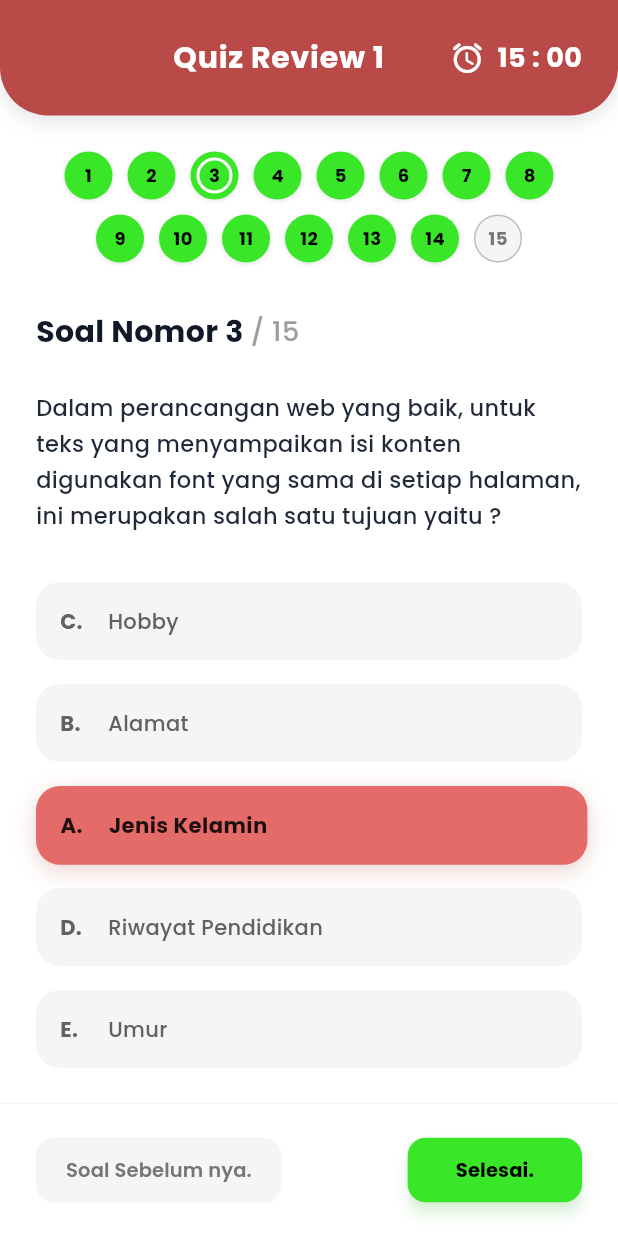
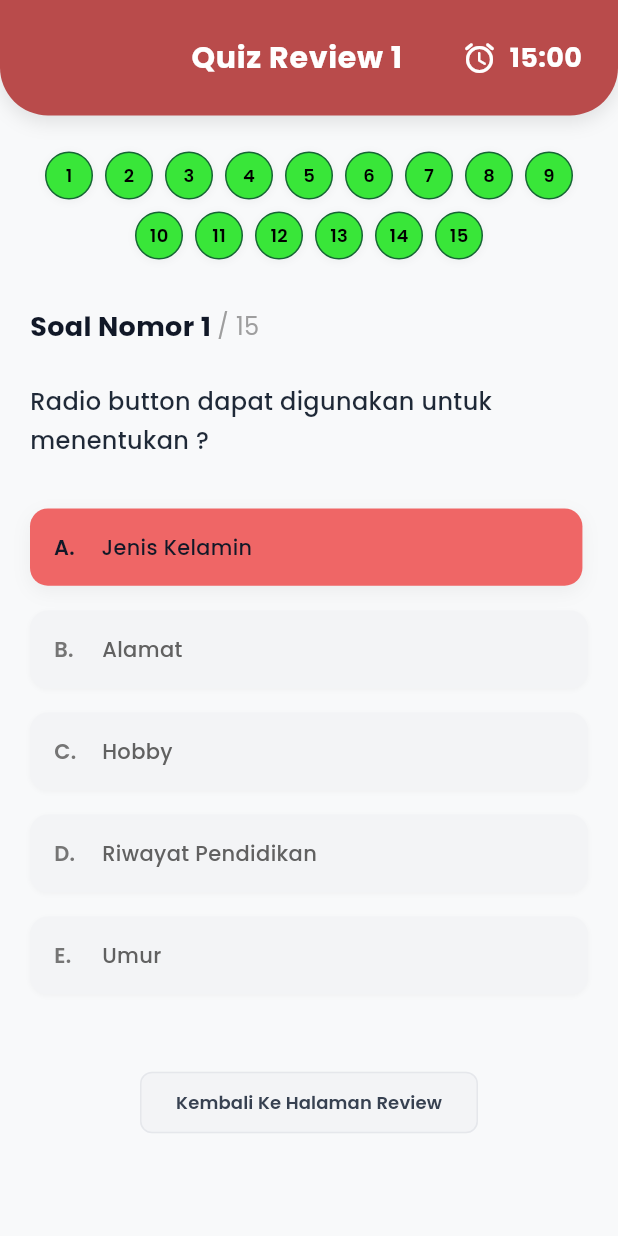
Before and after one commit to milaamilatus/aplikasisayaceloe, a Flutter app: the QuizTakingScreen screen opened directly, on a phone screen of 412 x 824 dp. Run offline on Flutter 3.47's test engine with Material 3 defaults, Android fonts, the phone set to English and light mode, and no system bars; our stand-ins replace google_fonts; network calls fail.

Commit message:
menambahkan isi  quiz answer lagi

```diff
--- a/celoe/lib/quiz_taking_screen.dart
+++ b/celoe/lib/quiz_taking_screen.dart
@@ -11,42 +11,42 @@ class QuizTakingScreen extends StatefulWidget {
 }
 
 class _QuizTakingScreenState extends State<QuizTakingScreen> {
-  int _currentQuestion = 3; // Following the latest HTML design
-  int _selectedOptionIndex = 2; // Option A is selected in HTML (A, B, C, D, E order is different in HTML though)
+  int _currentQuestion = 1;
+  int _selectedOptionIndex = 0; // Option A is selected in HTML
   final int _totalQuestions = 15;
 
   @override
   Widget build(BuildContext context) {
     final isDark = Theme.of(context).brightness == Brightness.dark;
-    final primaryRed = const Color(0xFFB94A48);
-    final primaryLightRed = const Color(0xFFE56B69);
-    final successColor = const Color(0xFF39E728);
-    final backgroundColor = isDark ? const Color(0xFF18181B) : Colors.white;
-    final surfaceColor = isDark ? const Color(0xFF27272A) : const Color(0xFFF5F5F5);
+
+    // Custom Colors from HTML
+    const primaryRed = Color(0xFFB94B4B);
+    const accentGreen = Color(0xFF39E639);
+    const selectedRed = Color(0xFFEF6666);
+    final backgroundColor = isDark ? const Color(0xFF18181B) : const Color(0xFFF8F9FA);
+    final surfaceColor = isDark ? const Color(0xFF27272A) : Colors.white;
+    final optionColor = isDark ? const Color(0xFF3F3F46) : const Color(0xFFF3F4F6);
 
     return Scaffold(
       backgroundColor: backgroundColor,
-      body: Stack(
-        children: [
-          Column(
+      body: Column(
         children: [
           _buildHeader(primaryRed),
           Expanded(
             child: SingleChildScrollView(
-                  padding: const EdgeInsets.symmetric(horizontal: 24, vertical: 24),
+              padding: const EdgeInsets.symmetric(horizontal: 20, vertical: 24),
               child: Column(
                 children: [
                   // Question Grid
                   Center(
                     child: Wrap(
-                          spacing: 10,
-                          runSpacing: 10,
+                      spacing: 8,
+                      runSpacing: 8,
                       alignment: WrapAlignment.center,
                       children: List.generate(_totalQuestions, (index) {
                         int number = index + 1;
-                            bool isCurrent = number == _currentQuestion;
-                            bool isCompleted = number < 15; // Simulated state
-                            return _buildQuestionIndicator(number, isCompleted, isCurrent, isDark, successColor, surfaceColor);
+                        bool isCompleted = true; // In HTML all seem green/completed
+                        return _buildQuestionIndicator(number, isCompleted, accentGreen, isDark);
                       }),
                     ),
                   ),
@@ -60,16 +60,16 @@ class _QuizTakingScreenState extends State<QuizTakingScreen> {
                         Text(
                           'Soal Nomor $_currentQuestion ',
                           style: GoogleFonts.poppins(
-                                fontSize: 20,
+                            fontSize: 18,
                             fontWeight: FontWeight.bold,
                             color: isDark ? Colors.white : const Color(0xFF111827),
                           ),
                         ),
                         Text(
-                              '/ 15',
+                          '/ $_totalQuestions',
                           style: GoogleFonts.poppins(
-                                fontSize: 18,
-                                fontWeight: FontWeight.w500,
+                            fontSize: 16,
+                            fontWeight: FontWeight.normal,
                             color: Colors.grey[500],
                           ),
                         ),
@@ -82,11 +82,11 @@ class _QuizTakingScreenState extends State<QuizTakingScreen> {
                   Align(
                     alignment: Alignment.centerLeft,
                     child: Text(
-                          'Dalam perancangan web yang baik, untuk teks yang menyampaikan isi konten digunakan font yang sama di setiap halaman, ini merupakan salah satu tujuan yaitu ?',
+                      'Radio button dapat digunakan untuk menentukan ?',
                       style: GoogleFonts.poppins(
-                            fontSize: 15,
+                        fontSize: 16,
                         fontWeight: FontWeight.w500,
-                            color: isDark ? const Color(0xFFF3F4F6) : const Color(0xFF1F2937),
+                        color: isDark ? const Color(0xFFE5E7EB) : const Color(0xFF1F2937),
                         height: 1.6,
                       ),
                     ),
@@ -94,30 +94,48 @@ class _QuizTakingScreenState extends State<QuizTakingScreen> {
                   const SizedBox(height: 32),
 
                   // Options
-                      _buildOption('C.', 'Hobby', 0, surfaceColor, primaryLightRed, isDark),
+                  _buildOption('A.', 'Jenis Kelamin', 0, optionColor, selectedRed, isDark),
                   const SizedBox(height: 16),
-                      _buildOption('B.', 'Alamat', 1, surfaceColor, primaryLightRed, isDark),
+                  _buildOption('B.', 'Alamat', 1, optionColor, selectedRed, isDark),
                   const SizedBox(height: 16),
-                      _buildOption('A.', 'Jenis Kelamin', 2, surfaceColor, primaryLightRed, isDark),
+                  _buildOption('C.', 'Hobby', 2, optionColor, selectedRed, isDark),
                   const SizedBox(height: 16),
-                      _buildOption('D.', 'Riwayat Pendidikan', 3, surfaceColor, primaryLightRed, isDark),
+                  _buildOption('D.', 'Riwayat Pendidikan', 3, optionColor, selectedRed, isDark),
                   const SizedBox(height: 16),
-                      _buildOption('E.', 'Umur', 4, surfaceColor, primaryLightRed, isDark),
+                  _buildOption('E.', 'Umur', 4, optionColor, selectedRed, isDark),
 
-                      const SizedBox(height: 140), // Spacer for bottom bar
+                  const SizedBox(height: 48),
+
+                  // Bottom Action Button
+                  ElevatedButton(
+                    onPressed: () {
+                      Navigator.pushReplacement(
+                        context,
+                        MaterialPageRoute(builder: (context) => const QuizAnswerReviewScreen()),
+                      );
+                    },
+                    style: ElevatedButton.styleFrom(
+                      backgroundColor: isDark ? const Color(0xFF27272A) : const Color(0xFFF3F4F6),
+                      foregroundColor: isDark ? const Color(0xFFD1D5DB) : const Color(0xFF374151),
+                      elevation: 0,
+                      padding: const EdgeInsets.symmetric(horizontal: 24, vertical: 12),
+                      shape: RoundedRectangleBorder(
+                        borderRadius: BorderRadius.circular(8),
+                        side: BorderSide(color: isDark ? const Color(0xFF3F3F46) : const Color(0xFFE5E7EB)),
+                      ),
+                    ),
+                    child: Text(
+                      'Kembali Ke Halaman Review',
+                      style: GoogleFonts.poppins(
+                        fontSize: 12,
+                        fontWeight: FontWeight.w600,
+                      ),
+                    ),
+                  ),
+                  const SizedBox(height: 40),
                 ],
               ),
             ),
-              ),
-            ],
-          ),
-
-          // Bottom Navigation Bar
-          Positioned(
-            bottom: 0,
-            left: 0,
-            right: 0,
-            child: _buildBottomNav(isDark, successColor, surfaceColor),
           ),
         ],
       ),
@@ -144,7 +162,7 @@ class _QuizTakingScreenState extends State<QuizTakingScreen> {
       child: Row(
         mainAxisAlignment: MainAxisAlignment.spaceBetween,
         children: [
-          const SizedBox(width: 48), // Spacer
+          const SizedBox(width: 64), // Spacer for balance
           Text(
             'Quiz Review 1',
             style: GoogleFonts.poppins(
@@ -159,7 +177,7 @@ class _QuizTakingScreenState extends State<QuizTakingScreen> {
               const Icon(Icons.alarm_rounded, color: Colors.white, size: 24),
               const SizedBox(width: 8),
               Text(
-                '15 : 00',
+                '15:00',
                 style: GoogleFonts.poppins(
                   color: Colors.white,
                   fontSize: 18,
@@ -173,29 +191,25 @@ class _QuizTakingScreenState extends State<QuizTakingScreen> {
     );
   }
 
-  Widget _buildQuestionIndicator(int number, bool isCompleted, bool isCurrent, bool isDark, Color successColor, Color surfaceColor) {
+  Widget _buildQuestionIndicator(int number, bool isCompleted, Color accentGreen, bool isDark) {
     return Container(
       width: 32,
       height: 32,
       decoration: BoxDecoration(
         shape: BoxShape.circle,
-        color: isCompleted ? successColor : surfaceColor,
-        border: isCurrent
-            ? Border.all(color: successColor, width: 2)
-            : (isCompleted ? null : Border.all(color: isDark ? Colors.grey[600]! : Colors.grey[400]!)),
-        boxShadow: isCompleted ? [BoxShadow(color: Colors.black.withOpacity(0.1), blurRadius: 2, offset: const Offset(0, 1))] : null,
+        color: accentGreen,
+        border: Border.all(color: const Color(0xFF166534), width: 1), // border-green-600
+        boxShadow: [
+          BoxShadow(color: Colors.black.withOpacity(0.05), blurRadius: 4, offset: const Offset(0, 1))
+        ],
       ),
-      padding: isCurrent ? const EdgeInsets.all(2) : null,
-      child: Container(
-        decoration: isCurrent ? BoxDecoration(shape: BoxShape.circle, border: Border.all(color: isDark ? const Color(0xFF18181B) : Colors.white, width: 2), color: successColor) : null,
       child: Center(
         child: Text(
           '$number',
           style: GoogleFonts.poppins(
-              color: isCompleted ? Colors.black : (isDark ? Colors.grey[400] : Colors.grey[600]),
-              fontWeight: FontWeight.bold,
+            color: Colors.black,
+            fontWeight: FontWeight.w600,
             fontSize: 12,
-            ),
           ),
         ),
       ),
@@ -212,16 +226,22 @@ class _QuizTakingScreenState extends State<QuizTakingScreen> {
         padding: const EdgeInsets.all(16),
         decoration: BoxDecoration(
           color: isSelected ? selectedColor : normalColor,
-          borderRadius: BorderRadius.circular(16),
+          borderRadius: BorderRadius.circular(12),
           boxShadow: isSelected ? [
             BoxShadow(
-              color: const Color(0xFFB94A48).withOpacity(0.25),
-              blurRadius: 12,
+              color: Colors.black.withOpacity(0.05),
+              blurRadius: 10,
               offset: const Offset(0, 4),
             )
-          ] : null,
+          ] : [
+            BoxShadow(
+              color: Colors.black.withOpacity(0.03),
+              blurRadius: 2,
+              offset: const Offset(0, 1),
+            )
+          ],
         ),
-        transform: isSelected ? (Matrix4.identity()..scale(1.01)) : Matrix4.identity(),
+        transform: isSelected ? (Matrix4.identity()..scale(0.99)) : Matrix4.identity(),
         child: Row(
           children: [
             SizedBox(
@@ -230,8 +250,8 @@ class _QuizTakingScreenState extends State<QuizTakingScreen> {
                 letter,
                 style: GoogleFonts.poppins(
                   fontSize: 14,
-                  fontWeight: FontWeight.bold,
-                  color: isSelected ? Colors.black87 : (isDark ? Colors.grey[300] : Colors.grey[700]),
+                  fontWeight: FontWeight.w600,
+                  color: isSelected ? const Color(0xFF111827) : (isDark ? Colors.grey[400] : Colors.grey[600]),
                 ),
               ),
             ),
@@ -240,8 +260,8 @@ class _QuizTakingScreenState extends State<QuizTakingScreen> {
                 text,
                 style: GoogleFonts.poppins(
                   fontSize: 14,
-                  fontWeight: isSelected ? FontWeight.bold : FontWeight.w500,
-                  color: isSelected ? Colors.black87 : (isDark ? Colors.grey[300] : Colors.grey[700]),
+                  fontWeight: FontWeight.w500,
+                  color: isSelected ? const Color(0xFF111827) : (isDark ? Colors.grey[300] : Colors.grey[700]),
                 ),
               ),
             ),
@@ -250,72 +270,4 @@ class _QuizTakingScreenState extends State<QuizTakingScreen> {
       ),
     );
   }
-
-  Widget _buildBottomNav(bool isDark, Color successColor, Color surfaceColor) {
-    return ClipRect(
-      child: BackdropFilter(
-        filter: ImageFilter.blur(sigmaX: 5, sigmaY: 5),
-        child: Container(
-          padding: const EdgeInsets.symmetric(horizontal: 24, vertical: 20),
-          decoration: BoxDecoration(
-            color: (isDark ? const Color(0xFF18181B) : Colors.white).withOpacity(0.95),
-            border: Border(top: BorderSide(color: isDark ? Colors.grey[800]! : Colors.grey[100]!)),
-          ),
-          child: Row(
-            mainAxisAlignment: MainAxisAlignment.spaceBetween,
-            children: [
-              _buildNavButton(
-                label: 'Soal Sebelum nya.',
-                onPressed: () {},
-                bgColor: surfaceColor,
-                textColor: isDark ? Colors.grey[300]! : Colors.grey[600]!,
-              ),
-              _buildFinishButton(successColor),
-            ],
-          ),
-        ),
-      ),
-    );
 }
-
-  Widget _buildNavButton({required String label, required VoidCallback onPressed, required Color bgColor, required Color textColor}) {
-    return ElevatedButton(
-      onPressed: onPressed,
-      style: ElevatedButton.styleFrom(
-        backgroundColor: bgColor,
-        foregroundColor: textColor,
-        elevation: 1,
-        shadowColor: Colors.black.withOpacity(0.05),
-        padding: const EdgeInsets.symmetric(horizontal: 20, vertical: 12),
-        shape: RoundedRectangleBorder(borderRadius: BorderRadius.circular(12)),
-      ),
-      child: Text(
-        label,
-        style: GoogleFonts.poppins(fontSize: 13, fontWeight: FontWeight.w600),
-      ),
-    );
-  }
-
-  Widget _buildFinishButton(Color successColor) {
-    return ElevatedButton(
-      onPressed: () {
-        Navigator.pushReplacement(
-          context,
-          MaterialPageRoute(builder: (context) => const QuizAnswerReviewScreen()),
-        );
-      },
-      style: ElevatedButton.styleFrom(
-        backgroundColor: successColor,
-        foregroundColor: Colors.black,
-        elevation: 4,
-        shadowColor: successColor.withOpacity(0.3),
-        padding: const EdgeInsets.symmetric(horizontal: 32, vertical: 12),
-        shape: RoundedRectangleBorder(borderRadius: BorderRadius.circular(12)),
-      ),
-      child: Text(
-        'Selesai.',
-        style: GoogleFonts.poppins(fontSize: 13, fontWeight: FontWeight.bold),
-      ),
-    );
-  }
-}
```
Lines whose indentation alone changed are shown as unchanged.
